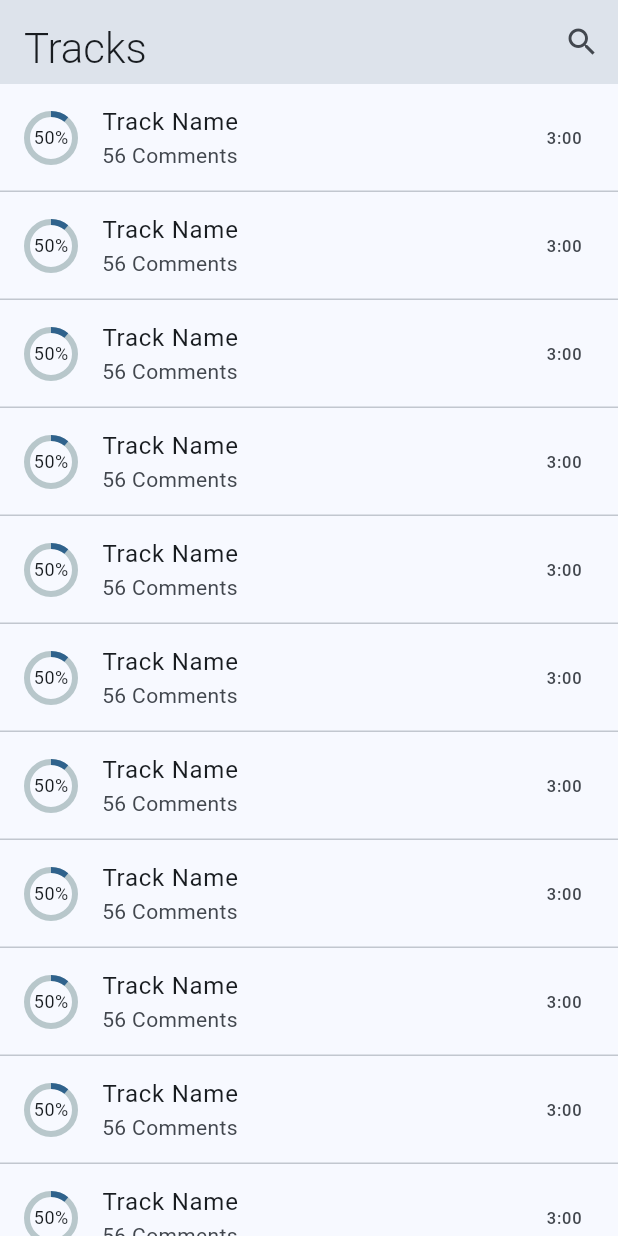
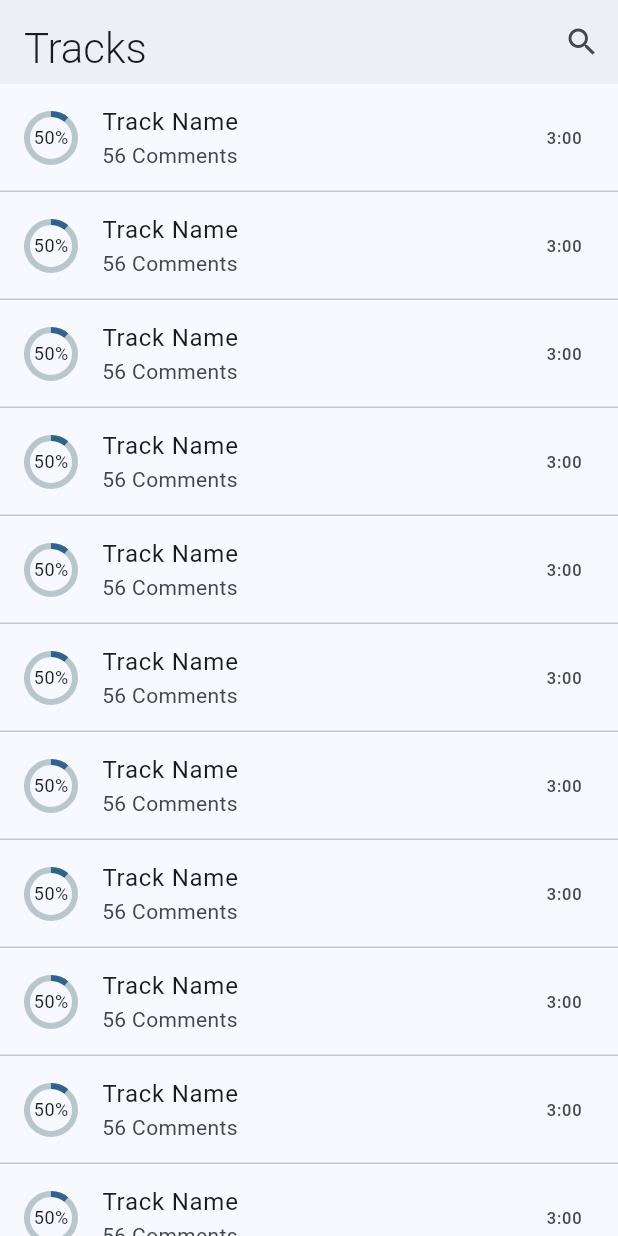
Before and after one commit to and-rose/audinote-mobile, a Flutter app: the TracksScreen widget shown alone on an empty page, opened directly, scrolled down 576 dp, on a phone screen of 412 x 824 dp. Run offline on Flutter 3.47's test engine with Material 2 defaults, Android fonts, the phone set to English and light mode, and no system bars; drawn by our look-alikes of percent_indicator.

Commit message:
Changed sliver bar background colour

```diff
--- a/lib/screens/tracks.dart
+++ b/lib/screens/tracks.dart
@@ -18,6 +18,7 @@ class TracksScreen extends StatelessWidget {
     return CustomScrollView(
       slivers: [
         SliverAppBar(
+          surfaceTintColor: Theme.of(context).colorScheme.background,
           flexibleSpace: FlexibleSpaceBar(
             background: const Image(
               image: AssetImage("assets/wwwhirl.png"),
```
